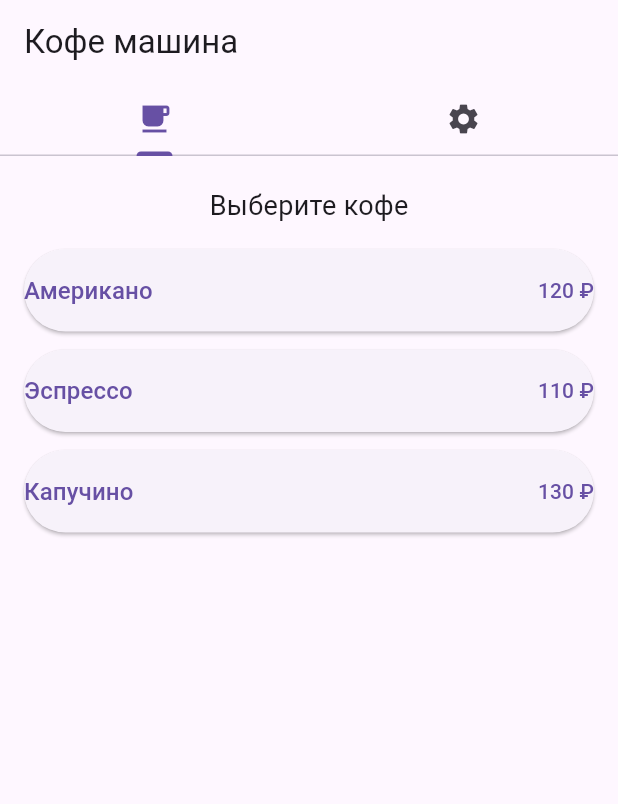
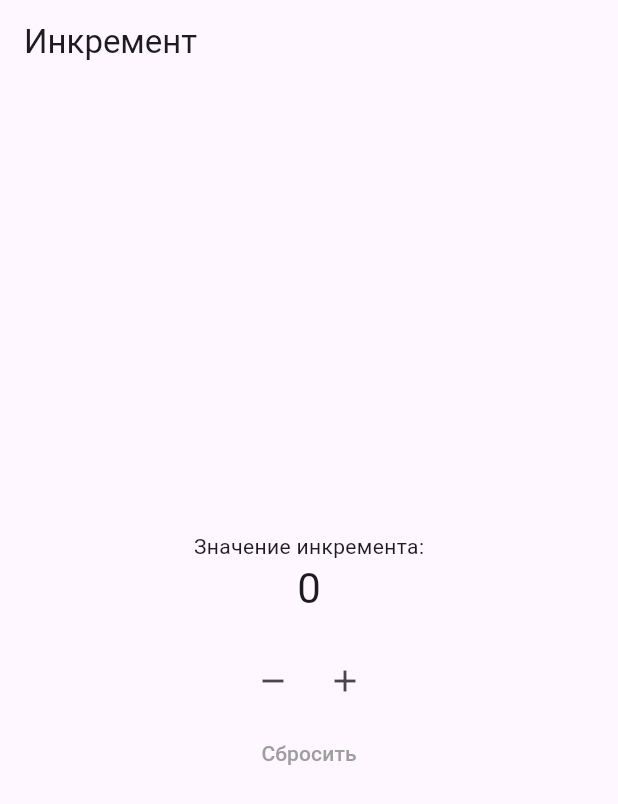
Before and after one commit to Prolesk/PI2303_Proleskovskiy, a Flutter app: the screen it shows after launch, on a phone screen of 412 x 824 dp. Shown: the top 804 px of the screen. Run offline on Flutter 3.47's test engine with Material 3 defaults, Android fonts, the phone set to English and light mode, and no system bars.

Commit message:
Изменена логика инкримента

```diff
--- a/myapp/lib/classes/Coffee.dart
+++ /dev/null
@@ -1,24 +0,0 @@
-import 'Recourses.dart';
-import 'Enums.dart';
-import 'coffees/Espresso.dart';
-import 'coffees/Cappuccino.dart';
-import 'coffees/Americano.dart';
-
-abstract class Coffee {
-  Coffee();
-
-  Recourses getRecourses();
-  String getName();
-  int getPrice();
-
-  factory Coffee.create(CoffeeType type) {
-    switch (type) {
-      case CoffeeType.espresso:
-        return Espresso();
-      case CoffeeType.cappuccino:
-        return Cappuccino();
-      case CoffeeType.americano:
-        return Americano();
-    }
-  }
-}
--- a/myapp/lib/classes/Enums.dart
+++ /dev/null
@@ -1,5 +0,0 @@
-enum CoffeeType {
-  espresso,
-  cappuccino,
-  americano
-}
--- a/myapp/lib/classes/Machine.dart
+++ /dev/null
@@ -1,67 +0,0 @@
-import 'AsyncMethods.dart';
-import 'Enums.dart';
-import 'Coffee.dart';
-import 'Recourses.dart';
-
-class Machine {
-  int water;
-  int milk;
-  int coffeeBeans;
-  int cash;
-
-  Machine({
-    this.water = 1000,
-    this.milk = 500,
-    this.coffeeBeans = 300,
-    this.cash = 0,
-  });
-
-  bool _isEnough(Recourses r) {
-    return water >= r.water && milk >= r.milk && coffeeBeans >= r.coffeeBeans;
-  }
-
-  void _subtract(Recourses r) {
-    water -= r.water;
-    milk -= r.milk;
-    coffeeBeans -= r.coffeeBeans;
-  }
-
-  Future<void> makeCoffee(
-    CoffeeType type, {
-    required Function(String) onUpdate,
-  }) async {
-    Coffee coffee = Coffee.create(type);
-    Recourses r = coffee.getRecourses();
-
-    if (!_isEnough(r)) {
-      onUpdate("Недостаточно ресурсов!");
-      return;
-    }
-
-    onUpdate("Нагрев воды...");
-    await AsyncMethods.heatWater();
-
-    if (r.milk > 0) {
-      onUpdate("Заваривание кофе...");
-      await AsyncMethods.brewCoffee();
-
-      onUpdate("Взбивание молока...");
-      await AsyncMethods.frothMilk();
-
-      onUpdate("Смешивание...");
-      await AsyncMethods.mixCoffee();
-    } else {
-      onUpdate("Заваривание кофе...");
-      await AsyncMethods.brewCoffee();
-    }
-
-    _subtract(r);
-    cash += coffee.getPrice();
-
-    onUpdate("${coffee.getName()} готов ☕");
-  }
-
-  void addWater(int amount) => water += amount;
-  void addMilk(int amount) => milk += amount;
-  void addCoffeeBeans(int amount) => coffeeBeans += amount;
-}
--- a/myapp/lib/classes/Recourses.dart
+++ /dev/null
@@ -1,11 +0,0 @@
-class Recourses {
-  int water;
-  int milk;
-  int coffeeBeans;
-
-  Recourses({
-    required this.water,
-    required this.milk,
-    required this.coffeeBeans,
-  });
-}
--- a/myapp/lib/classes/coffees/Americano.dart
+++ /dev/null
@@ -1,19 +0,0 @@
-import '../Coffee.dart';
-import '../Recourses.dart';
-
-class Americano extends Coffee {
-  @override
-  Recourses getRecourses() {
-    return Recourses(
-      water: 200,
-      milk: 0,
-      coffeeBeans: 50,
-    );
-  }
-
-  @override
-  String getName() => "Американо";
-
-  @override
-  int getPrice() => 120;
-}
--- a/myapp/lib/classes/coffees/Cappuccino.dart
+++ /dev/null
@@ -1,19 +0,0 @@
-import '../Coffee.dart';
-import '../Recourses.dart';
-
-class Cappuccino extends Coffee {
-  @override
-  Recourses getRecourses() {
-    return Recourses(
-      water: 100,
-      milk: 150,
-      coffeeBeans: 50,
-    );
-  }
-
-  @override
-  String getName() => "Капучино";
-
-   @override
-  int getPrice() => 130;
-}
--- a/myapp/lib/classes/coffees/Espresso.dart
+++ /dev/null
@@ -1,19 +0,0 @@
-import '../Coffee.dart';
-import '../Recourses.dart';
-
-class Espresso extends Coffee {
-  @override
-  Recourses getRecourses() {
-    return Recourses(
-      water: 100,
-      milk: 0,
-      coffeeBeans: 50,
-    );
-  }
-
-  @override
-  String getName() => "Эспрессо";
-
-   @override
-  int getPrice() => 110;
-}
--- a/myapp/lib/main.dart
+++ b/myapp/lib/main.dart
@@ -1,15 +1,76 @@
 import 'package:flutter/material.dart';
-import 'package:myapp/screens/main_screen.dart';
 
 void main() {
   runApp(MyApp());
 }
 
 class MyApp extends StatelessWidget {
-  const MyApp({super.key});
+  @override
+  Widget build(BuildContext context) {
+    return MaterialApp(
+      title: 'Инкремент',
+      theme: ThemeData(primarySwatch: Colors.green),
+      home: MyHomePage(),
+    );
+  }
+}
+
+class MyHomePage extends StatefulWidget {
+  @override
+  _MyHomePageState createState() => _MyHomePageState();
+}
+
+class _MyHomePageState extends State<MyHomePage> {
+  int _counter = 0;
+
+  void _increment() {
+    setState(() {
+      _counter++;
+    });
+  }
+
+  void _decrement() {
+    setState(() {
+      _counter--;
+    });
+  }
+
+  void _reset() {
+    setState(() {
+      _counter = 0;
+    });
+  }
 
   @override
   Widget build(BuildContext context) {
-    return MaterialApp(title: 'Кофе машина', home: MainScreen());
+    return Scaffold(
+      appBar: AppBar(title: Text('Инкремент')),
+      body: Center(
+        child: Column(
+          mainAxisAlignment: MainAxisAlignment.center,
+          children: <Widget>[
+            Text('Значение инкремента:'),
+            Text(
+              '$_counter',
+              style: Theme.of(context).textTheme.headlineMedium,
+            ),
+
+            SizedBox(height: 20),
+            Row(
+              mainAxisAlignment: MainAxisAlignment.center,
+              children: [
+                IconButton(icon: Icon(Icons.remove), onPressed: _decrement),
+                IconButton(icon: Icon(Icons.add), onPressed: _increment),
+              ],
+            ),
+
+            TextButton(
+              onPressed: _reset,
+              child: Text('Сбросить', style: TextStyle(color: Colors.grey)),
+            ),
+          ],
+        ),
+      ),
+    );
   }
 }
--- a/myapp/lib/screens/coffee_tab.dart
+++ /dev/null
@@ -1,86 +0,0 @@
-import 'package:flutter/material.dart';
-import '../classes/Machine.dart';
-import '../classes/Enums.dart';
-import '../classes/Coffee.dart';
-
-class CoffeeTab extends StatefulWidget {
-  final Machine machine;
-  final VoidCallback update;
-
-  const CoffeeTab(this.machine, this.update, {super.key});
-
-  @override
-  _CoffeeTabState createState() => _CoffeeTabState();
-}
-
-class _CoffeeTabState extends State<CoffeeTab>
-    with AutomaticKeepAliveClientMixin {
-  bool isCooking = false;
-
-  @override
-  bool get wantKeepAlive => true;
-
-  Future<void> makeCoffee(CoffeeType type) async {
-    if (isCooking) return;
-
-    setState(() => isCooking = true);
-
-    await widget.machine.makeCoffee(
-      type,
-      onUpdate: (msg) {
-        ScaffoldMessenger.of(
-          context,
-        ).showSnackBar(SnackBar(content: Text(msg)));
-      },
-    );
-
-    widget.update();
-    setState(() => isCooking = false);
-  }
-
-  Widget coffeeButton(CoffeeType type) {
-    final coffee = Coffee.create(type);
-
-    return Padding(
-      padding: const EdgeInsets.symmetric(vertical: 6, horizontal: 16),
-      child: ElevatedButton(
-        style: ElevatedButton.styleFrom(
-          padding: EdgeInsets.symmetric(vertical: 16),
-        ),
-        onPressed: isCooking ? null : () => makeCoffee(type),
-        child: Row(
-          mainAxisAlignment: MainAxisAlignment.spaceBetween,
-          children: [
-            Text(coffee.getName(), style: TextStyle(fontSize: 16)),
-            Text("${coffee.getPrice()} ₽"),
-          ],
-        ),
-      ),
-    );
-  }
-
-  @override
-  Widget build(BuildContext context) {
-    super.build(context);
-
-    return Column(
-      children: [
-        SizedBox(height: 20),
-
-        Text("Выберите кофе", style: TextStyle(fontSize: 18)),
-
-        SizedBox(height: 10),
-
-        coffeeButton(CoffeeType.americano),
-        coffeeButton(CoffeeType.espresso),
-        coffeeButton(CoffeeType.cappuccino),
-
-        if (isCooking)
-          Padding(
-            padding: const EdgeInsets.all(12),
-            child: CircularProgressIndicator(),
-          ),
-      ],
-    );
-  }
-}
--- a/myapp/lib/screens/main_screen.dart
+++ /dev/null
@@ -1,40 +0,0 @@
-import 'package:flutter/material.dart';
-import '../classes/Machine.dart';
-import 'coffee_tab.dart';
-import 'resources_tab.dart';
-
-class MainScreen extends StatefulWidget {
-  const MainScreen({super.key});
-
-  @override
-  _MainScreenState createState() => _MainScreenState();
-}
-
-class _MainScreenState extends State<MainScreen> {
-  final Machine machine = Machine();
-
-  void update() {
-    setState(() {});
-  }
-
-  @override
-  Widget build(BuildContext context) {
-    return DefaultTabController(
-      length: 2,
-      child: Scaffold(
-        appBar: AppBar(
-          title: Text("Кофе машина"),
-          bottom: TabBar(
-            tabs: [
-              Tab(icon: Icon(Icons.local_cafe)),
-              Tab(icon: Icon(Icons.settings)),
-            ],
-          ),
-        ),
-        body: TabBarView(
-          children: [CoffeeTab(machine, update), ResourcesTab(machine, update)],
-        ),
-      ),
-    );
-  }
-}
```
Also changed, not shown: myapp/lib/classes/AsyncMethods.dart (deleted, +0 -27 lines), myapp/lib/screens/resources_tab.dart (deleted, +0 -42 lines), myapp/lib/widgets/control_panel.dart (deleted, +0 -74 lines), myapp/lib/widgets/display.dart (deleted, +0 -38 lines), 1 other file.
